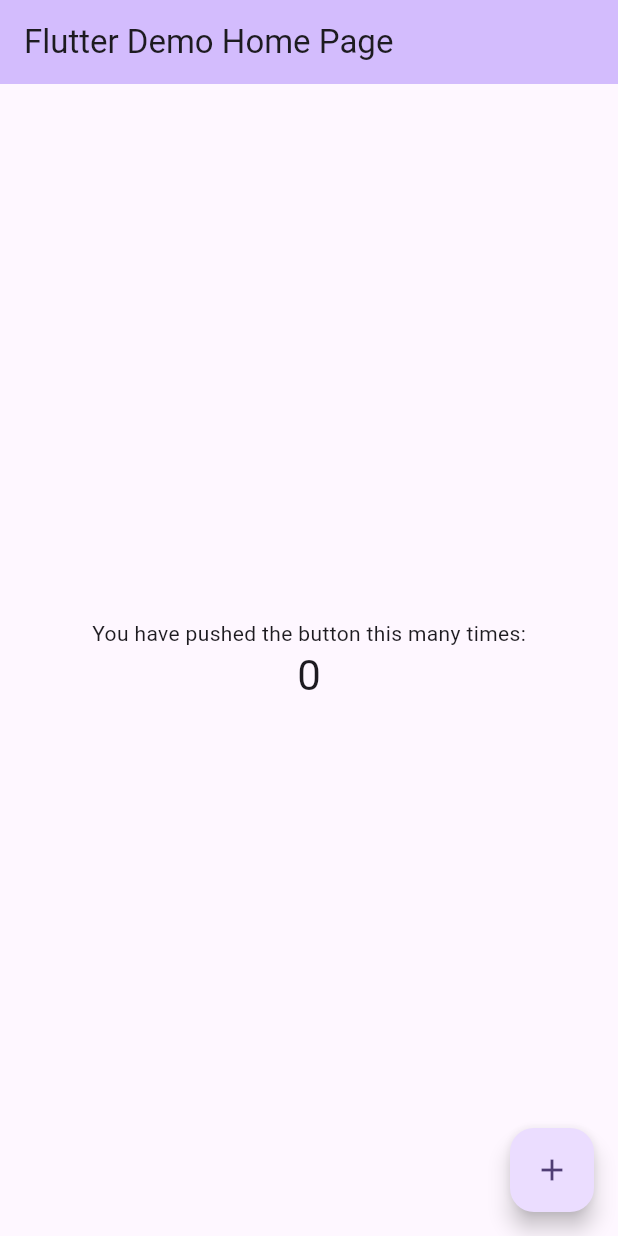
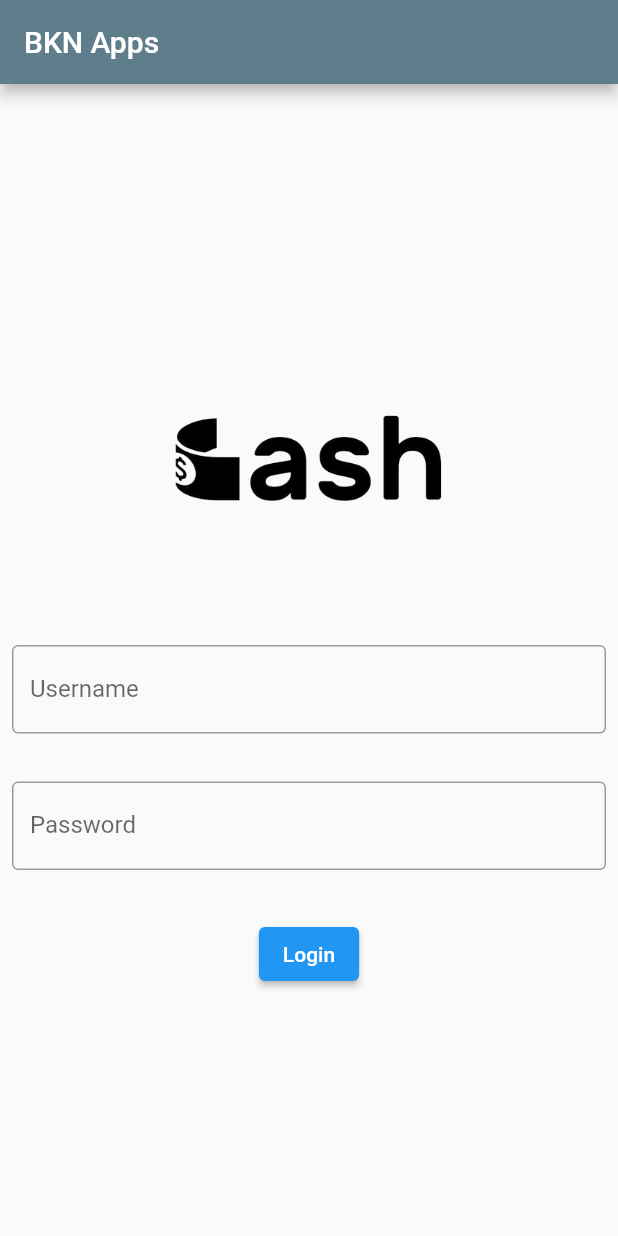
Before and after one commit to Rasyid-deve/my_cash_book, a Flutter app: the screen it shows after launch, on a phone screen of 412 x 824 dp. Run offline on Flutter 3.47's test engine with Material 2 defaults, Android fonts, the phone set to English and light mode, and no system bars; our stand-ins replace fl_chart, rflutter_alert.

Commit message:
first commit

```diff
--- a/lib/main.dart
+++ b/lib/main.dart
@@ -1,4 +1,6 @@
 import 'package:flutter/material.dart';
+import 'package:my_cash_book/screens/login.dart';
+// import 'package:my_cash_book/screens/beranda.dart';
 
 void main() {
   runApp(const MyApp());
@@ -8,61 +10,10 @@ class MyApp extends StatelessWidget {
   const MyApp({super.key});
   @override
   Widget build(BuildContext context) {
-    return MaterialApp(
-      title: 'Flutter Demo',
-      theme: ThemeData(
-        colorScheme: ColorScheme.fromSeed(seedColor: Colors.deepPurple),
-        useMaterial3: true,
-      ),
-      home: const MyHomePage(title: 'Flutter Demo Home Page'),
+    return const MaterialApp(
+      title: 'BKN Apps',
+      home: HalamanLogin(title: 'BKN Apps'),
+      debugShowCheckedModeBanner: false,
     );
   }
 }
-
-class MyHomePage extends StatefulWidget {
-  const MyHomePage({super.key, required this.title});
-
-  final String title;
-
-  @override
-  State<MyHomePage> createState() => _MyHomePageState();
-}
-
-class _MyHomePageState extends State<MyHomePage> {
-  int _counter = 0;
-
-  void _incrementCounter() {
-    setState(() {
-      _counter++;
-    });
-  }
-
-  @override
-  Widget build(BuildContext context) {
-    return Scaffold(
-      appBar: AppBar(
-        backgroundColor: Theme.of(context).colorScheme.inversePrimary,
-        title: Text(widget.title),
-      ),
-      body: Center(
-        child: Column(
-          mainAxisAlignment: MainAxisAlignment.center,
-          children: <Widget>[
-            const Text(
-              'You have pushed the button this many times:',
-            ),
-            Text(
-              '$_counter',
-              style: Theme.of(context).textTheme.headlineMedium,
-            ),
-          ],
-        ),
-      ),
-      floatingActionButton: FloatingActionButton(
-        onPressed: _incrementCounter,
-        tooltip: 'Increment',
-        child: const Icon(Icons.add),
-      ),
-    );
-  }
-}
--- /dev/null
+++ b/lib/screens/login.dart
@@ -0,0 +1,117 @@
+import 'package:flutter/material.dart';
+import 'package:my_cash_book/screens/beranda.dart';
+// import 'package:my_cash_book/constants.dart';
+// import 'package:my_cash_book/component/component.dart';
+// import 'package:loading_overlay/loading_overlay.dart';
+
+class HalamanLogin extends StatefulWidget {
+  const HalamanLogin({super.key, required String title});
+
+  @override
+  State<HalamanLogin> createState() => _HalamanLoginState();
+}
+
+class _HalamanLoginState extends State<HalamanLogin> {
+  TextEditingController cUser = TextEditingController();
+  TextEditingController cPass = TextEditingController();
+  final formKey = GlobalKey<FormState>();
+
+  @override
+  Widget build(BuildContext context) {
+    return Scaffold(
+        appBar: AppBar(
+          title: const Text('BKN Apps'),
+          backgroundColor: Colors.blueGrey,
+        ),
+        body: Form(
+          key: formKey,
+          child: Center(
+            child: SingleChildScrollView(
+              child: Column(
+                mainAxisAlignment: MainAxisAlignment.center,
+                children: <Widget>[
+                  Image.asset(
+                    'assets/logo.png',
+                    width: 280.0,
+                    height: 210.0,
+                  ),
+                  Padding(
+                    padding:
+                        const EdgeInsets.symmetric(horizontal: 8, vertical: 16),
+                    child: TextFormField(
+                      controller: cUser,
+                      decoration: const InputDecoration(
+                          border: OutlineInputBorder(), labelText: "Username"),
+                      validator: (value) {
+                        if (value == null || value.isEmpty) {
+                          return 'Masukkan Username Anda!';
+                        }
+                        return null;
+                      },
+                    ),
+                  ),
+                  Padding(
+                    padding:
+                        const EdgeInsets.symmetric(horizontal: 8, vertical: 16),
+                    child: TextFormField(
+                      controller: cPass,
+                      obscureText: true,
+                      decoration: const InputDecoration(
+                          border: OutlineInputBorder(), labelText: "Password"),
+                      validator: (value) {
+                        if (value == null || value.isEmpty) {
+                          return 'Masukkan Password Anda!';
+                        }
+                        return null;
+                      },
+                    ),
+                  ),
+                  Padding(
+                    padding: const EdgeInsets.symmetric(
+                        horizontal: 8, vertical: 16.0),
+                    child: Center(
+                      child: ElevatedButton(
+                        onPressed: () {
+                          String tUser = 'admin';
+                          String tPass = '12345';
+                          if (formKey.currentState!.validate()) {
+                            if (cUser.text == tUser && cPass.text == tPass) {
+                              Navigator.pushAndRemoveUntil(
+                                  context,
+                                  MaterialPageRoute(
+                                      builder: (context) => const Beranda()),
+                                  (route) => false);
+                            } else {
+                              showDialog(
+                                context: context,
+                                builder: (context) {
+                                  return AlertDialog(
+                                    title: const Text('Konfirmasi Login'),
+                                    content: const Text(
+                                        'User atau Password Masih Salah!'),
+                                    actions: [
+                                      ElevatedButton(
+                                          onPressed: () {
+                                            cUser.text = '';
+                                            cPass.text = '';
+                                            Navigator.of(context).pop();
+                                          },
+                                          child: const Text('OK'))
+                                    ],
+                                  );
+                                },
+                              );
+                            }
+                          }
+                        },
+                        child: const Text('Login'),
+                      ),
+                    ),
+                  ),
+                ],
+              ),
+            ),
+          ),
+        ));
+  }
+}
--- a/pubspec.yaml
+++ b/pubspec.yaml
@@ -35,6 +35,9 @@ dependencies:
   # The following adds the Cupertino Icons font to your application.
   # Use with the CupertinoIcons class for iOS style icons.
   cupertino_icons: ^1.0.2
+  loading_overlay: ^0.3.0
+  rflutter_alert: ^2.0.7
+  fl_chart: ^0.63.0
 
 dev_dependencies:
   flutter_test:
@@ -52,6 +55,8 @@ dev_dependencies:
 
 # The following section is specific to Flutter packages.
 flutter:
+  assets:
+    - assets/logo.png
 
   # The following line ensures that the Material Icons font is
   # included with your application, so that you can use the icons in
```
Also changed, not shown: lib/component/component.dart (added, +210 -0 lines), lib/constants.dart (added, +9 -0 lines), lib/screens/beranda.dart (added, +129 -0 lines), lib/screens/detail_cash_flow.dart (added, +32 -0 lines), lib/screens/setting.dart (added, +19 -0 lines), lib/screens/tambah_pemasukan.dart (added, +32 -0 lines), lib/screens/tambah_pengeluaran.dart (added, +32 -0 lines), assets/detail_cashflow.png (added), assets/logo.png (added), assets/settings.png (added), assets/tambah_pemasukan.png (added), assets/tambah_pengeluaran.png (added), lib/chart/line_chart.dart (added), lib/chart_data/line_chart_data.dart (added), 1 more files.
